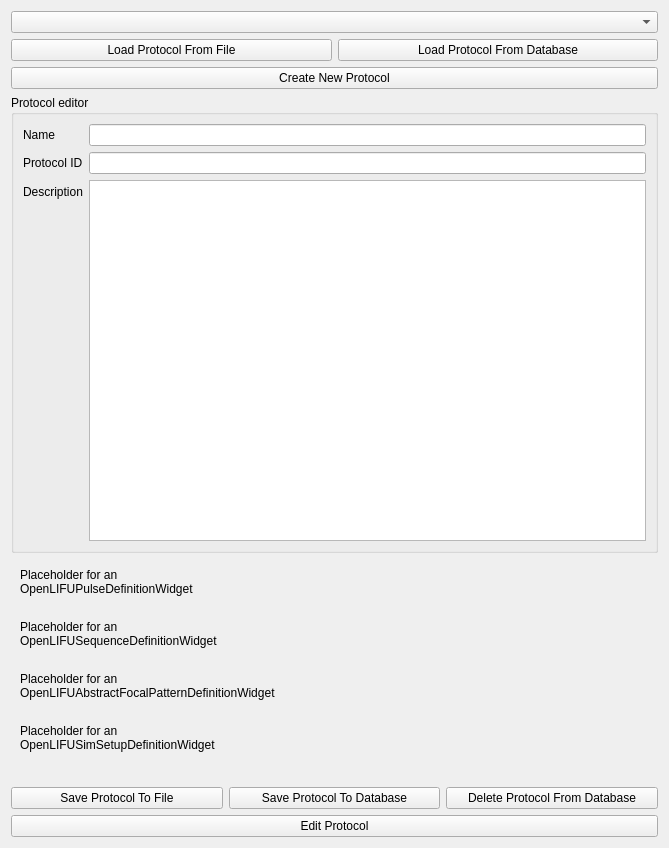
The window that OpenLIFUProtocolConfig/Resources/UI/OpenLIFUProtocolConfig.ui (OpenwaterHealth/SlicerOpenLIFU) describes before a commit, drawn with Qt 5.
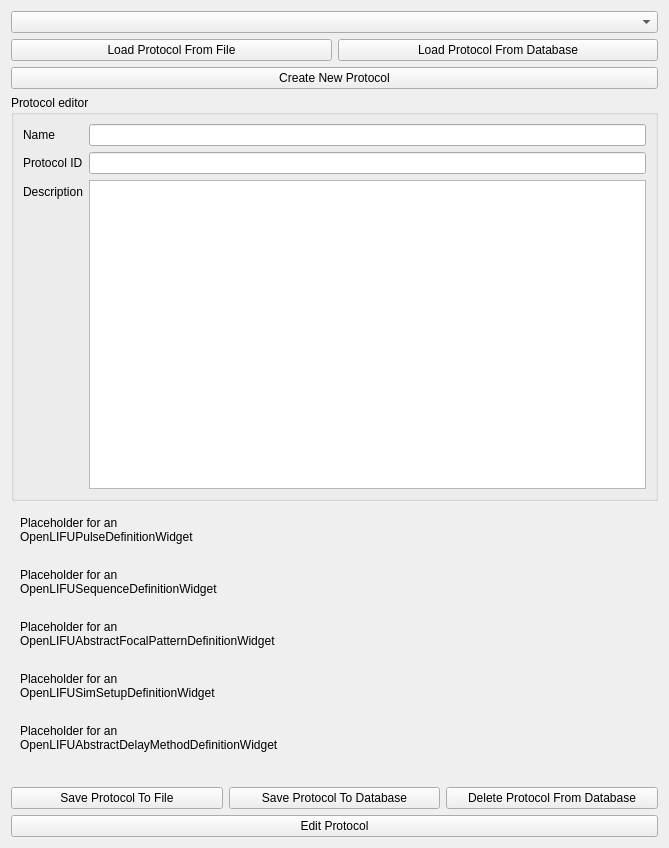
The same window after the commit. Custom widgets are drawn as their Qt base class.

Commit message: Add abstract bf.delay_methods.DelayMethod form (#165)

The edit to the form file:
```diff
--- a/OpenLIFUProtocolConfig/Resources/UI/OpenLIFUProtocolConfig.ui
+++ b/OpenLIFUProtocolConfig/Resources/UI/OpenLIFUProtocolConfig.ui
@@ -181,6 +181,20 @@
         </layout>
        </widget>
       </item>
+      <item>
+       <widget class="QWidget" name="abstractDelayMethodDefinitionWidgetPlaceholder" native="true">
+        <layout class="QVBoxLayout" name="verticalLayout_9">
+         <item>
+          <widget class="QLabel" name="abstractDelayMethodDefinitionWidgetPlaceholderLabel">
+           <property name="text">
+            <string>Placeholder for an
+OpenLIFUAbstractDelayMethodDefinitionWidget</string>
+           </property>
+          </widget>
+         </item>
+        </layout>
+       </widget>
+      </item>
       <item>
        <widget class="QLabel" name="saveStateLabel">
         <property name="alignment">
```
The commit also changes 1 other file.
